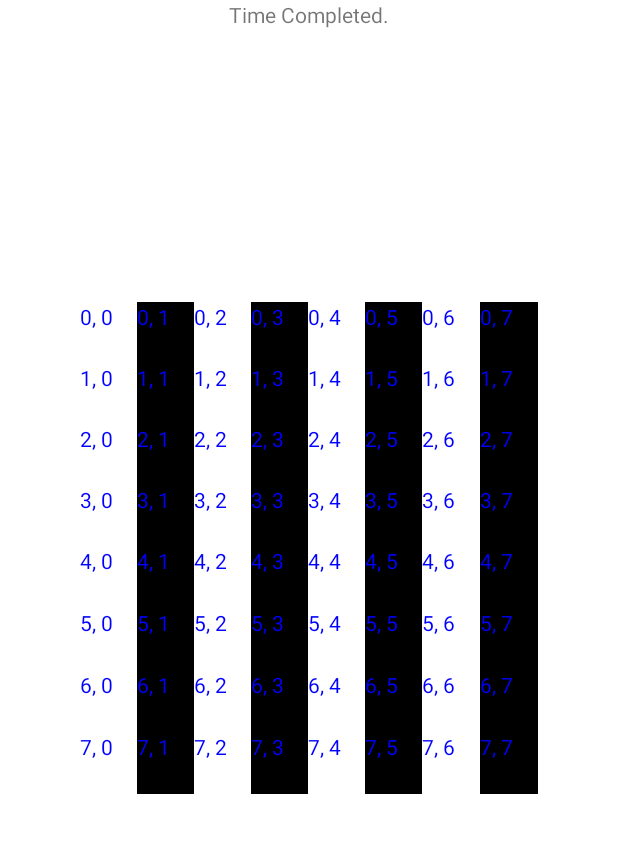
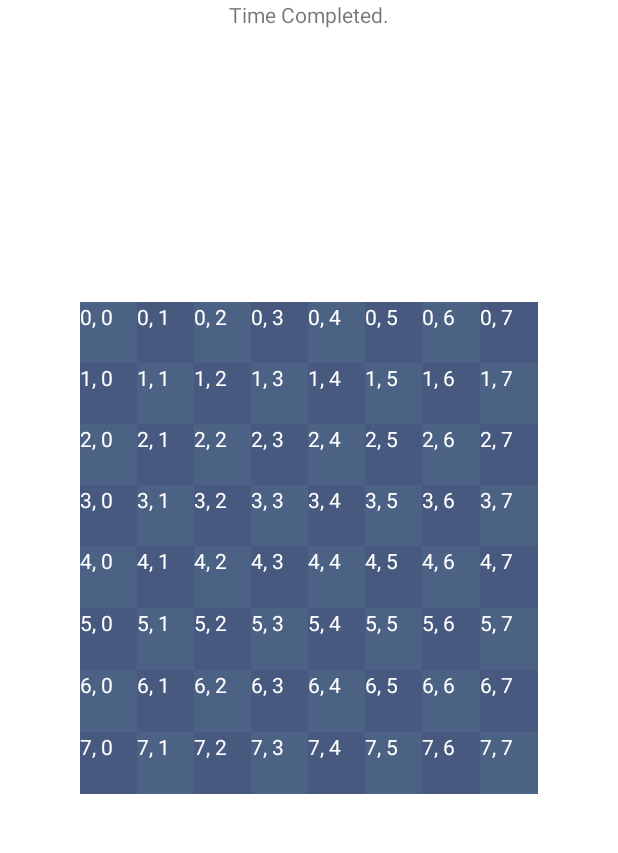
Before and after one commit to kimr314159/Android-Speed-Chess, an Android app: the screen it shows after launch (MainActivity), on a phone screen of 412 x 824 dp, the part 242-1095 px from its top. Run offline under Robolectric (Android 15) with nearby library versions, the phone set to English and light mode, and no system bars.

Commit message:
Update cell count.

```diff
--- a/app/src/main/java/com/khd/chess/King.java
+++ b/app/src/main/java/com/khd/chess/King.java
@@ -1,6 +1,10 @@
 package com.khd.chess;
 
 public class King implements Piece {
+
+
+
+
 
     @Override
     public void move() {
--- a/app/src/main/java/com/khd/chess/MainActivity.java
+++ b/app/src/main/java/com/khd/chess/MainActivity.java
@@ -68,18 +68,19 @@ public class MainActivity extends AppCompatActivity {
 
             int count = 0;
             for (int i = 0; i < 8; i++) {
+                count++;
                 TableRow row = new TableRow(this);
                 tableLayoutChess.addView(row);
                 row.setLayoutParams(new TableLayout.LayoutParams(TableLayout.LayoutParams.MATCH_PARENT, TableLayout.LayoutParams.MATCH_PARENT, 1.0f));
                 for (int j = 0; j < 8; j++) {
                     TableRow col = new TableRow(this);
                     if ((count % 2) == 0) {
-                        col.setBackgroundColor(Color.WHITE);
+                        col.setBackgroundColor(Color.parseColor("#47597F"));
                     } else {
-                        col.setBackgroundColor(Color.BLACK);
+                        col.setBackgroundColor(Color.parseColor("#4C6284"));
                     }
                     TextView str2 = new TextView(this);
-                    str2.setTextColor(Color.BLUE);
+                    str2.setTextColor(Color.WHITE);
                     str2.setText(i + ", " + j);
                     col.addView(str2);
                     row.addView(col);
```
